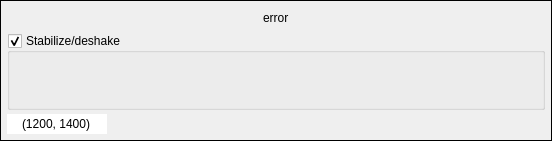
Above: tools/views/ui/ui_widget_stabilize.ui from JepEtau/mco before the change. Below: the same form after it.
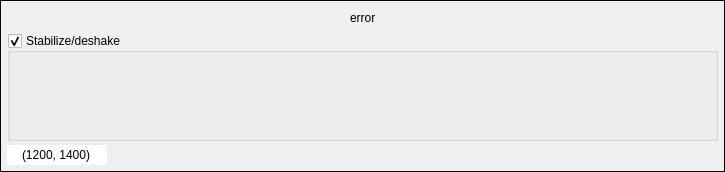
That is the form after the change. Icons and pictures are not drawn. Custom widgets are drawn as their Qt base class.

Commit message: changing stabilize widget

```diff
--- a/tools/views/ui/ui_widget_stabilize.ui
+++ b/tools/views/ui/ui_widget_stabilize.ui
@@ -6,8 +6,8 @@
    <rect>
     <x>0</x>
     <y>0</y>
-    <width>552</width>
-    <height>141</height>
+    <width>585</width>
+    <height>172</height>
    </rect>
   </property>
   <property name="sizePolicy">
@@ -315,12 +315,81 @@
           <widget class="Widget_segments" name="widget_segments" native="true">
            <property name="minimumSize">
             <size>
-             <width>520</width>
+             <width>650</width>
              <height>0</height>
             </size>
            </property>
           </widget>
          </item>
+         <item>
+          <layout class="QVBoxLayout" name="verticalLayout_3">
+           <item>
+            <widget class="QPushButton" name="pushButton_roi_edition">
+             <property name="sizePolicy">
+              <sizepolicy hsizetype="Maximum" vsizetype="Maximum">
+               <horstretch>0</horstretch>
+               <verstretch>0</verstretch>
+              </sizepolicy>
+             </property>
+             <property name="focusPolicy">
+              <enum>Qt::NoFocus</enum>
+             </property>
+             <property name="text">
+              <string/>
+             </property>
+             <property name="icon">
+              <iconset>
+               <normaloff>../../icons/blue/box-select.svg</normaloff>../../icons/blue/box-select.svg</iconset>
+             </property>
+             <property name="checkable">
+              <bool>true</bool>
+             </property>
+             <property name="flat">
+              <bool>true</bool>
+             </property>
+            </widget>
+           </item>
+           <item>
+            <spacer name="verticalSpacer">
+             <property name="orientation">
+              <enum>Qt::Vertical</enum>
+             </property>
+             <property name="sizeHint" stdset="0">
+              <size>
+               <width>20</width>
+               <height>10</height>
+              </size>
+             </property>
+            </spacer>
+           </item>
+           <item>
+            <widget class="QPushButton" name="pushButton_roi_remove">
+             <property name="sizePolicy">
+              <sizepolicy hsizetype="Maximum" vsizetype="Maximum">
+               <horstretch>0</horstretch>
+               <verstretch>0</verstretch>
+              </sizepolicy>
+             </property>
+             <property name="focusPolicy">
+              <enum>Qt::NoFocus</enum>
+             </property>
+             <property name="text">
+              <string/>
+             </property>
+             <property name="icon">
+              <iconset>
+               <normaloff>../../icons/blue/eraser.svg</normaloff>../../icons/blue/eraser.svg</iconset>
+             </property>
+             <property name="checkable">
+              <bool>false</bool>
+             </property>
+             <property name="flat">
+              <bool>true</bool>
+             </property>
+            </widget>
+           </item>
+          </layout>
+         </item>
         </layout>
        </widget>
       </item>
```
The commit also changes 7 other files.
